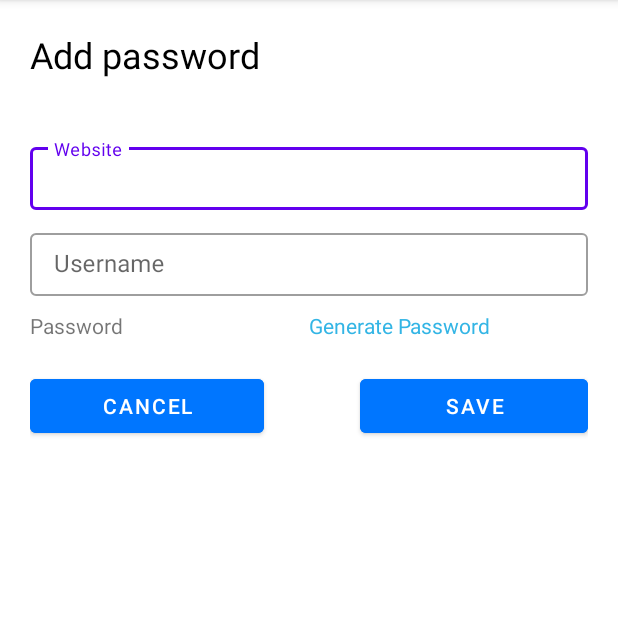
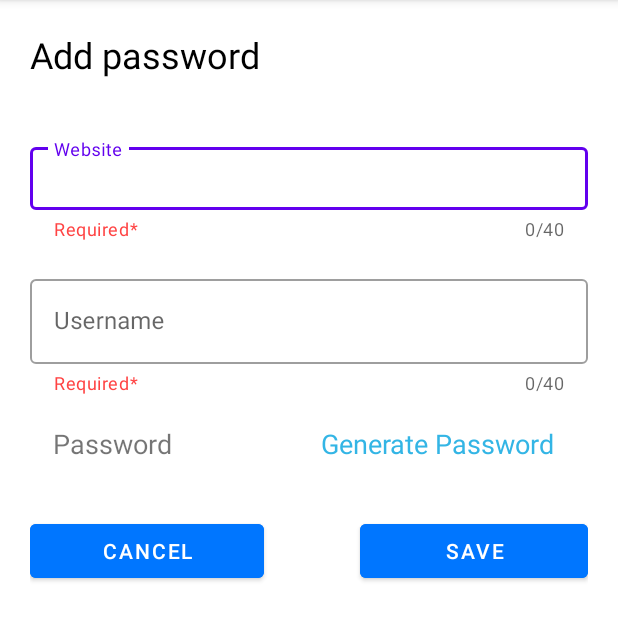
Before and after one commit to novisadvenis/safeshake, an Android app: the AddPassword screen opened directly, with no data from a screen before it, on a phone screen of 412 x 824 dp, the part 84-725 px from its top. Run offline under Robolectric (Android 15) with nearby library versions, the phone set to English and light mode, and no system bars.

Commit message:
alert messages and design refinement

```diff
--- a/app/src/main/java/com/safeshake3/activity/AddPassword.java
+++ b/app/src/main/java/com/safeshake3/activity/AddPassword.java
@@ -14,35 +14,19 @@ import com.safeshake3.R;
 import com.safeshake3.model.Password;
 
 public class AddPassword extends AppCompatActivity {
-    Button cancelBtn,saveBtn;
-    TextView website,username,password,generateLink;
-
+    private Button cancelBtn,saveBtn;
+    private TextView website,username,password,generateLink;
 
     @Override
     protected void onCreate(Bundle savedInstanceState) {
         super.onCreate(savedInstanceState);
         Intent intent = getIntent();
         Password passwordObject = null;
-
-
-        if(intent != null && (passwordObject = (Password) intent.getSerializableExtra("Object")) != null) {
+        if(checkIntentAndExtraState(intent)) {
             setContentView(R.layout.activity_add_password2);
-            cancelBtn = (Button) findViewById(R.id.addPassword_cancelBtn);
-            saveBtn = (Button) findViewById(R.id.addPassword_saveBtn);
-            website = (TextView) findViewById(R.id.addPassword_website_value);
-            username = (TextView) findViewById(R.id.addPassword_username_value);
             password = (TextView) findViewById(R.id.addPassword_password_value);
-            Log.d("From INTENT GENERATOR", passwordObject.toString());
-            //website.setText(passwordObject.getWebsite());
-            website.setText(passwordObject.getWebsite());
-            username.setText(passwordObject.getUsername());
-            password.setText(passwordObject.getPassword());
         } else {
             setContentView(R.layout.activity_add_password);
-            cancelBtn = (Button) findViewById(R.id.addPassword_cancelBtn);
-            saveBtn = (Button) findViewById(R.id.addPassword_saveBtn);
-            website = (TextView) findViewById(R.id.addPassword_website_value);
-            username = (TextView) findViewById(R.id.addPassword_username_value);
             generateLink = (TextView) findViewById(R.id.addPassword_generate_link);
 
             generateLink.setOnClickListener(new View.OnClickListener() {
@@ -59,6 +43,19 @@ public class AddPassword extends AppCompatActivity {
                     startActivity(intent);
                 }
             });
+        }
+
+        cancelBtn = (Button) findViewById(R.id.addPassword_cancelBtn);
+        saveBtn = (Button) findViewById(R.id.addPassword_saveBtn);
+        website = (TextView) findViewById(R.id.addPassword_website_value);
+        username = (TextView) findViewById(R.id.addPassword_username_value);
+
+        if(checkIntentAndExtraState(intent)) {
+            passwordObject = (Password) intent.getSerializableExtra("Object");
+            Log.d("From INTENT GENERATOR", passwordObject.toString());
+            website.setText(passwordObject.getWebsite());
+            username.setText(passwordObject.getUsername());
+            password.setText(passwordObject.getPassword());
         }
 
         //Cancel Button
@@ -100,4 +97,9 @@ public class AddPassword extends AppCompatActivity {
         Intent intent = new Intent(this, Vault.class);
         startActivity(intent);
     }
+
+    private boolean checkIntentAndExtraState(Intent intent) {
+        return intent != null &&  intent.getSerializableExtra("Object") != null;
+    }
+
 }
--- a/app/src/main/java/com/safeshake3/activity/EditPassword.java
+++ b/app/src/main/java/com/safeshake3/activity/EditPassword.java
@@ -84,8 +84,8 @@ public class EditPassword extends AppCompatActivity {
 
                 AlertDialog.Builder builder = new AlertDialog.Builder(EditPassword.this);
                 builder.setCancelable(true);
-                builder.setTitle("You want to delete this Password");
-                builder.setMessage("Please be sure....");
+                builder.setTitle("You want to delete this Password ?");
+                builder.setMessage("Please be sure, You cannot undo this Action");
                 builder.setPositiveButton("Confirm",
                         new DialogInterface.OnClickListener() {
                             @Override
--- a/app/src/main/res/layout/activity_add_password.xml
+++ b/app/src/main/res/layout/activity_add_password.xml
@@ -35,13 +35,16 @@
             <LinearLayout
                 android:layout_width="match_parent"
                 android:layout_height="wrap_content"
-                android:orientation="horizontal"
-                android:paddingBottom="10dp">
+                android:orientation="horizontal">
 
                 <com.google.android.material.textfield.TextInputLayout
                     style="@style/Widget.MaterialComponents.TextInputLayout.OutlinedBox"
                     android:layout_width="match_parent"
-                    android:layout_height="wrap_content">
+                    android:layout_height="wrap_content"
+                    app:counterEnabled="true"
+                    app:counterMaxLength="40"
+                    app:helperText="Required*"
+                    app:helperTextTextColor="@android:color/holo_red_light">
 
                     <com.google.android.material.textfield.TextInputEditText
                         android:id="@+id/addPassword_website_value"
@@ -50,6 +53,7 @@
                         android:hint="Website"
                         android:inputType="textPersonName"
                         android:padding="10dp"
+                        android:maxLength="40"
                         android:textColor="@color/black"
                         tools:paddingBottom="20dp" />
                 </com.google.android.material.textfield.TextInputLayout>
@@ -57,34 +61,46 @@
 
             </LinearLayout>
 
+            <Space
+                android:layout_width="match_parent"
+                android:layout_height="20dp" />
+
 
             <LinearLayout
                 android:layout_width="match_parent"
                 android:layout_height="match_parent"
-                android:orientation="horizontal"
-                android:paddingBottom="10dp">
+                android:orientation="horizontal">
 
                 <com.google.android.material.textfield.TextInputLayout
                     style="@style/Widget.MaterialComponents.TextInputLayout.OutlinedBox"
                     android:layout_width="match_parent"
-                    android:layout_height="wrap_content">
+                    android:layout_height="wrap_content"
+                    app:counterEnabled="true"
+                    app:counterMaxLength="40"
+                    app:helperText="Required*"
+                    app:helperTextTextColor="@android:color/holo_red_light">
 
                     <com.google.android.material.textfield.TextInputEditText
                         android:id="@+id/addPassword_username_value"
                         android:layout_width="match_parent"
                         android:layout_height="match_parent"
                         android:hint="Username"
+                        android:maxLength="40"
                         android:inputType="textPersonName"
-                        android:padding="10dp"
-                        android:textColor="@color/black"
-                        tools:paddingBottom="20dp" />
+                        android:textColor="@color/black" />
                 </com.google.android.material.textfield.TextInputLayout>
             </LinearLayout>
 
+            <Space
+                android:layout_width="match_parent"
+                android:layout_height="20dp" />
+
             <LinearLayout
                 android:layout_width="match_parent"
-                android:layout_height="match_parent"
-                android:orientation="horizontal">
+                android:layout_height="40dp"
+                android:layout_weight="2"
+                android:orientation="horizontal"
+                android:paddingLeft="15dp">
 
 
                 <TextView
@@ -92,7 +108,8 @@
                     android:layout_width="match_parent"
                     android:layout_height="wrap_content"
                     android:layout_weight="1"
-                    android:text="Password" />
+                    android:text="Password"
+                    android:textSize="18sp" />
 
                 <TextView
                     android:id="@+id/addPassword_generate_link"
@@ -100,7 +117,8 @@
                     android:layout_height="wrap_content"
                     android:layout_weight="1"
                     android:text="Generate Password"
-                    android:textColor="@android:color/holo_blue_light" />
+                    android:textColor="@android:color/holo_blue_light"
+                    android:textSize="18sp" />
 
 
             </LinearLayout>
@@ -111,6 +129,7 @@
         <Space
             android:layout_width="match_parent"
             android:layout_height="20dp" />
+
         <LinearLayout
             android:layout_width="match_parent"
             android:layout_height="wrap_content"
--- a/app/src/main/res/layout/activity_generator.xml
+++ b/app/src/main/res/layout/activity_generator.xml
@@ -100,6 +100,8 @@
                 android:progressTint="#0076FF"
                 android:secondaryProgressTint="#0076FF"
                 android:thumbTint="#0076FF"
+                android:min="10"
+                android:max="100"
                 android:tickMarkTint="#0076FF"
                 tools:paddingBottom="15dp" />
 
```
Also changed, not shown: app/src/main/java/com/safeshake3/activity/Generator.java (+35 -10 lines), app/src/main/res/drawable/password_eye.xml (deleted, +0 -10 lines), app/src/main/res/layout/activity_add_password2.xml (+19 -5 lines), app/src/main/res/layout/activity_edit_password.xml (+20 -5 lines), app/src/main/res/layout/activity_password.xml (+4 -4 lines), app/src/main/res/layout/activity_setting.xml (+3 -6 lines).
